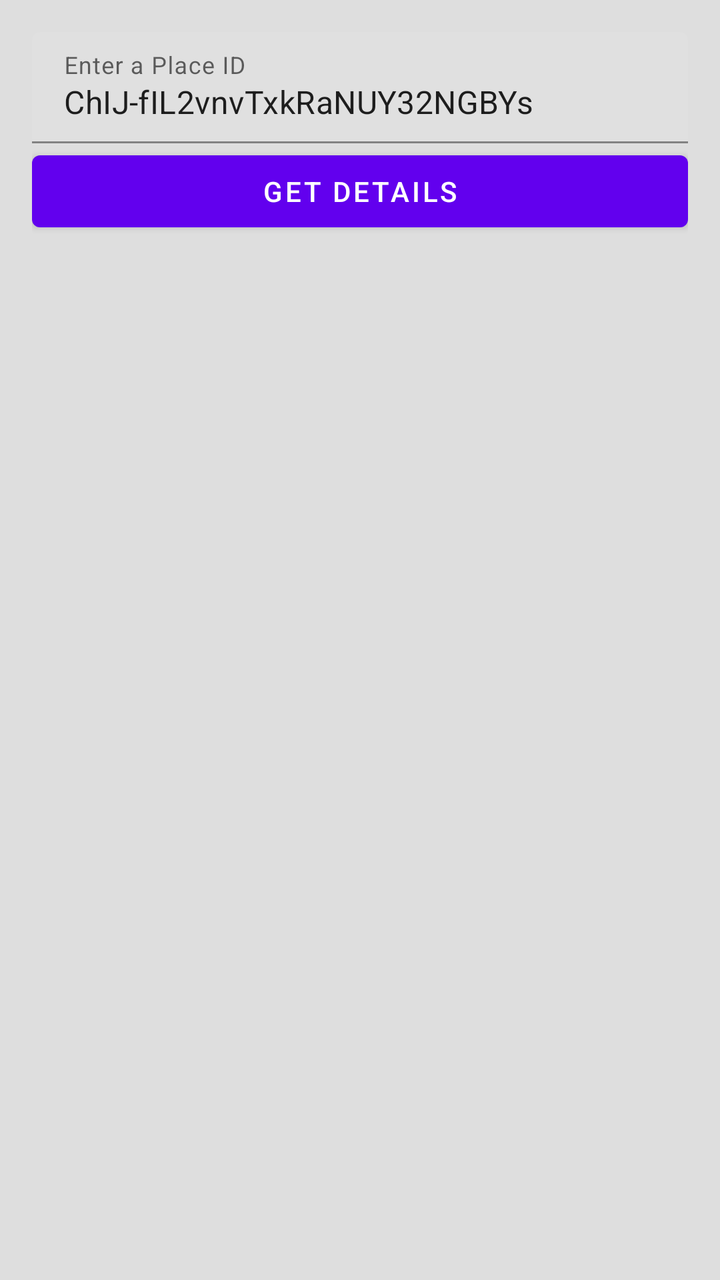
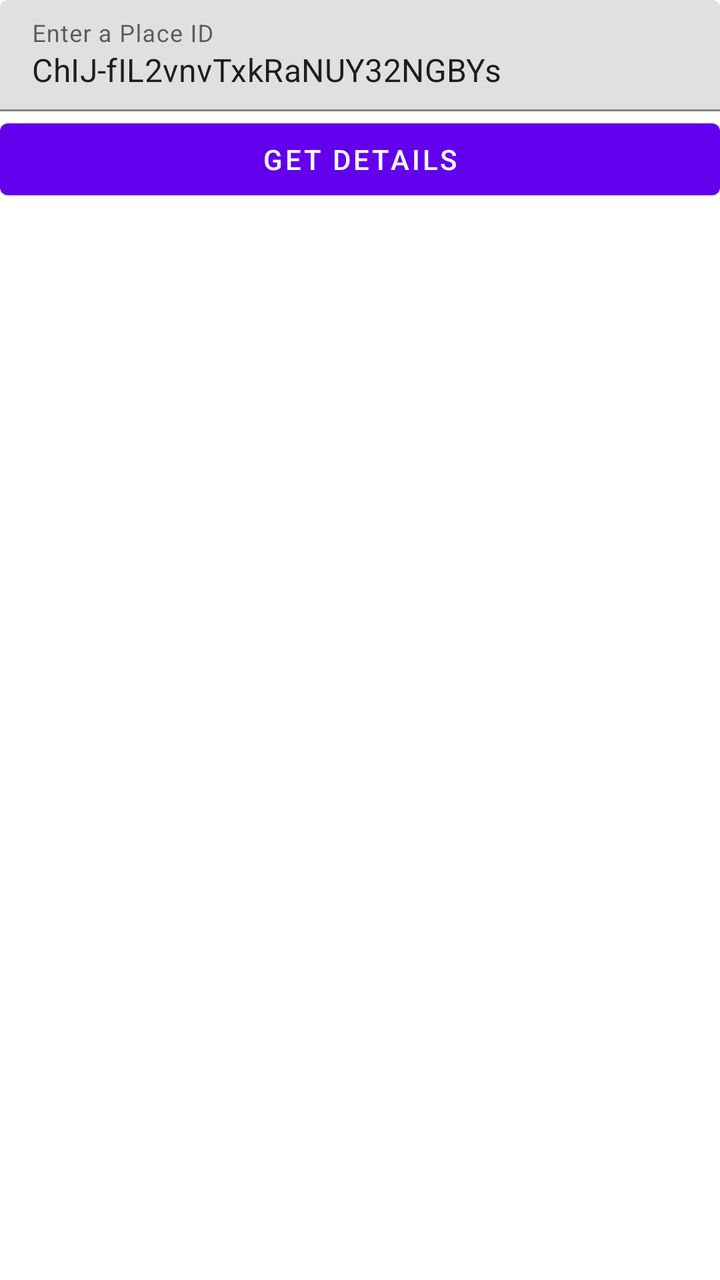

Before-and-after screenshots of an Android layout around one commit, followed by the original layout XML and the change that was made.
<!-- AndroidManifest.xml: application theme Theme.PlacesDemo -->
<!-- res/layout/activity_details.xml -->
<?xml version="1.0" encoding="utf-8"?>
<LinearLayout
    xmlns:android="http://schemas.android.com/apk/res/android"
    android:orientation="vertical"
    android:background="@color/colorGray"
    android:layout_width="match_parent"
    android:layout_height="wrap_content"
    android:padding="16dp">

    <com.google.android.material.textfield.TextInputLayout
        android:layout_width="match_parent"
        android:layout_height="wrap_content">

        <com.google.android.material.textfield.TextInputEditText
            android:id="@+id/details_input"
            android:layout_width="match_parent"
            android:layout_height="wrap_content"
            android:hint="@string/details_input_hint"
            android:text="@string/details_input_default" />

    </com.google.android.material.textfield.TextInputLayout>

    <Button
        android:id="@+id/details_button"
        android:layout_width="match_parent"
        android:layout_height="wrap_content"
        android:text="@string/button_details" />

    <TextView
        android:id="@+id/details_response_content"
        android:layout_width="match_parent"
        android:layout_height="wrap_content"
        android:paddingTop="16dp"
        android:textIsSelectable="true" />
</LinearLayout>
<!-- resources referenced by this layout -->
<resources>
  <color name="colorGray">#dedede</color>
  <string name="button_details">Get Details</string>
  <string name="details_input_default">ChIJ-fIL2vnvTxkRaNUY32NGBYs</string>
  <string name="details_input_hint">Enter a Place ID</string>
  <style name="Theme.PlacesDemo" parent="Theme.MaterialComponents.DayNight.DarkActionBar">
          
          <item name="colorPrimary">@color/purple_500</item>
          <item name="colorPrimaryVariant">@color/purple_700</item>
          <item name="colorOnPrimary">@color/white</item>
          
          <item name="colorSecondary">@color/teal_200</item>
          <item name="colorSecondaryVariant">@color/teal_700</item>
          <item name="colorOnSecondary">@color/black</item>
          
          <item name="android:statusBarColor" tools:targetApi="l">?attr/colorPrimaryVariant</item>
          
      </style>
  <color name="purple_500">#FF6200EE</color>
  <color name="purple_700">#FF3700B3</color>
  <color name="white">#FFFFFFFF</color>
  <color name="teal_200">#FF03DAC5</color>
  <color name="teal_700">#FF018786</color>
  <color name="black">#FF000000</color>
</resources>

<!-- the commit's change to res/layout/activity_details.xml (unified diff, before → after) -->
@@ -2,11 +2,12 @@
 <LinearLayout
     xmlns:android="http://schemas.android.com/apk/res/android"
     android:orientation="vertical"
-    android:background="@color/colorGray"
     android:layout_width="match_parent"
-    android:layout_height="wrap_content"
-    android:padding="16dp">
+    android:layout_height="match_parent"
+    android:fitsSystemWindows="true"
+    android:layout_margin="16dp">
 
+    
     <com.google.android.material.textfield.TextInputLayout
         android:layout_width="match_parent"
         android:layout_height="wrap_content">
@@ -32,4 +33,5 @@
         android:layout_height="wrap_content"
         android:paddingTop="16dp"
         android:textIsSelectable="true" />
+    
 </LinearLayout>
<!-- resource entries referenced after the edit -->
@@ -1,6 +1,5 @@
 <!-- resources referenced by this layout -->
 <resources>
-  <color name="colorGray">#dedede</color>
   <string name="button_details">Get Details</string>
   <string name="details_input_default">ChIJ-fIL2vnvTxkRaNUY32NGBYs</string>
   <string name="details_input_hint">Enter a Place ID</string>
